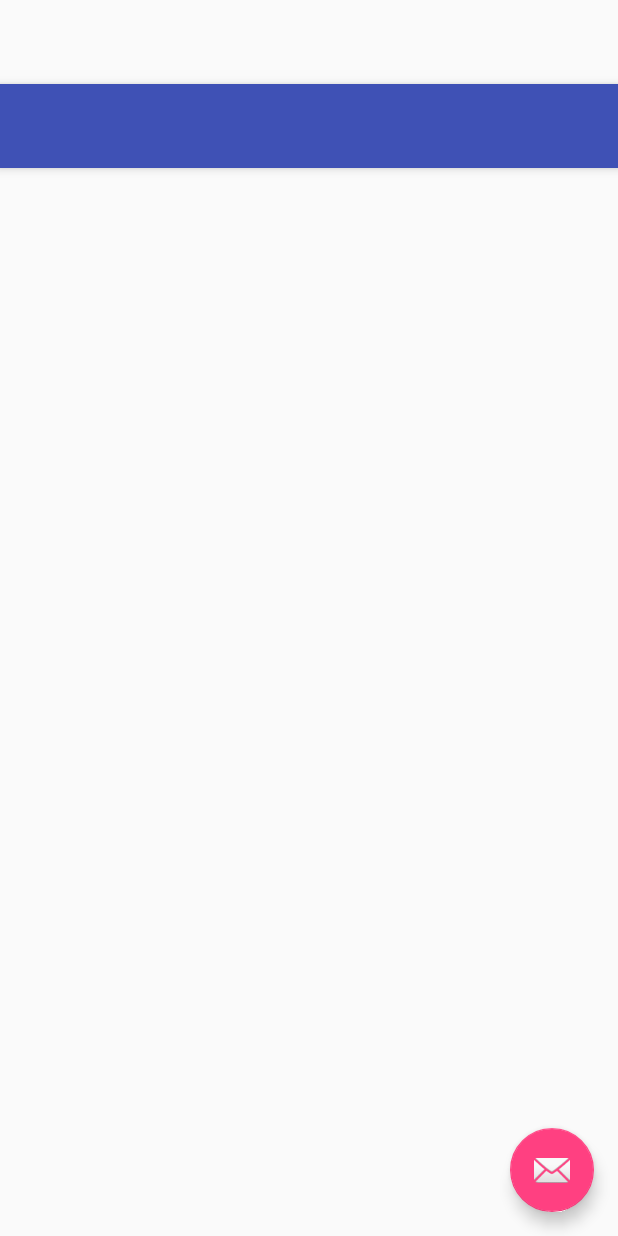
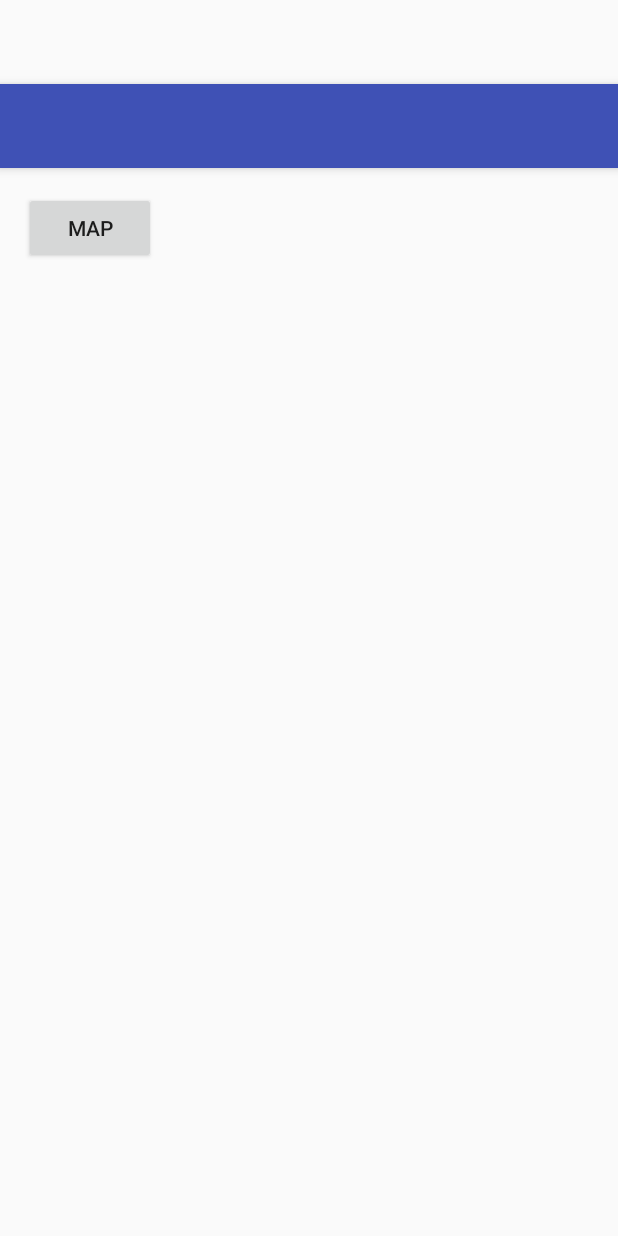
Before and after one commit to jotakob/LEDQuest, an Android app: the layout activity_main.xml on its own in the app's theme, with its tools: preview values and no code run, on a phone screen of 412 x 824 dp. Run offline under Robolectric (Android 15) with nearby library versions, the phone set to English and light mode, and no system bars.

Commit message:
maps work

```diff
--- a/app/src/main/res/layout/activity_main.xml
+++ b/app/src/main/res/layout/activity_main.xml
@@ -23,12 +23,4 @@
 
     <include layout="@layout/content_main" />
 
-    <android.support.design.widget.FloatingActionButton
-        android:id="@+id/fab"
-        android:layout_width="wrap_content"
-        android:layout_height="wrap_content"
-        android:layout_gravity="bottom|end"
-        android:layout_margin="@dimen/fab_margin"
-        android:src="@android:drawable/ic_dialog_email" />
-
 </android.support.design.widget.CoordinatorLayout>
--- a/app/src/main/res/layout/content_main.xml
+++ b/app/src/main/res/layout/content_main.xml
@@ -12,4 +12,13 @@
     tools:context="com.ledquest.MainActivity"
     tools:showIn="@layout/activity_main">
 
+    <Button
+        android:layout_width="wrap_content"
+        android:layout_height="wrap_content"
+        android:text="MAP"
+        android:id="@+id/btn_map"
+        android:layout_alignParentTop="true"
+        android:layout_alignParentLeft="true"
+        android:layout_alignParentStart="true"
+        android:onClick="gotoMaps" />
 </RelativeLayout>
--- a/app/src/main/res/values/strings.xml
+++ b/app/src/main/res/values/strings.xml
@@ -1,5 +1,5 @@
 <resources>
     <string name="app_name">LEDQuest</string>
     <string name="title_activity_maps">Map</string>
-    <string name="title_activity_main">MainActivity</string>
+    <string name="title_activity_main">Assen Quest</string>
 </resources>
```
Also changed, not shown: app/src/main/AndroidManifest.xml (+9 -5 lines), app/src/main/java/com/ledquest/MainActivity.java (+11 -8 lines), app/src/main/java/com/ledquest/MapsActivity.java (+9 -4 lines), 1 other file.
